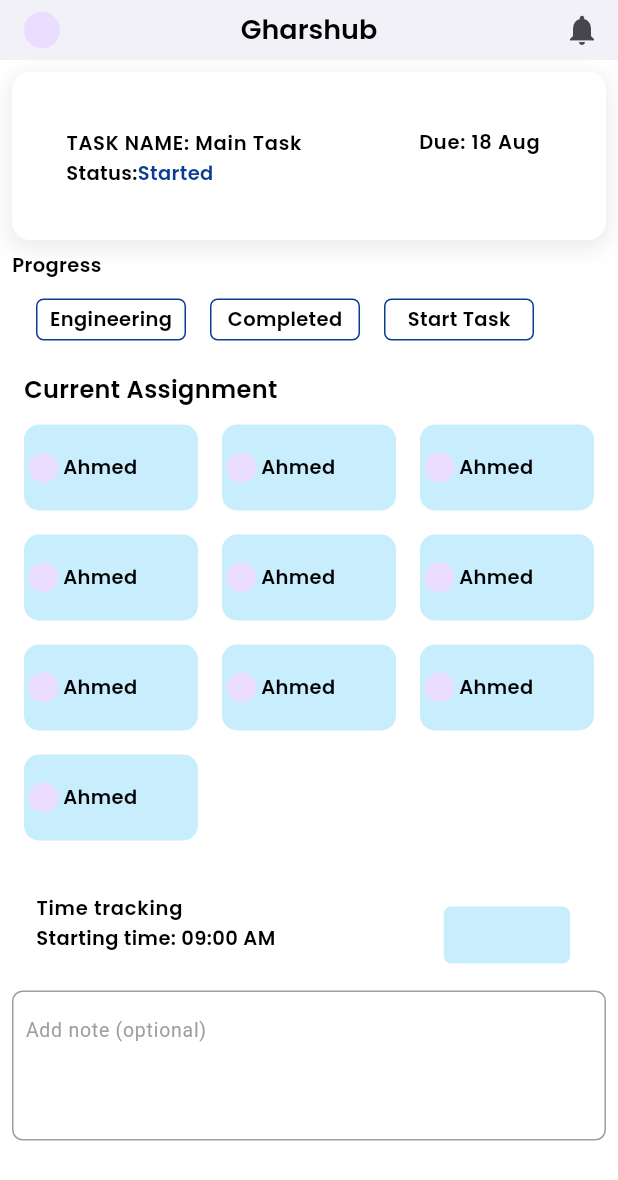
After one commit to sravansatheesh123/gharshub, a Flutter app: the TaskProgressScreen screen opened directly, on a phone screen of 412 x 824 dp. The commit adds this screen. Shown: the top 1180 px of the screen. Run offline on Flutter 3.47's test engine with Material 3 defaults, Android fonts, the phone set to English and light mode, and no system bars; our stand-ins replace app_links, file_picker, flutter_svg, get, google_fonts, image_picker and 3 more; accounts and stored records are empty.

Commit message:
progress ui

```diff
--- a/lib/custom_widgets/app_textfield.dart
+++ b/lib/custom_widgets/app_textfield.dart
@@ -12,6 +12,7 @@ class CustomTextField extends StatelessWidget {
   IconData? icon;
   Widget? suffixIcon, prefixIcon;
   bool? obscureText = false;
+  bool? isEnable = false;
   int? maxLines;
   CustomTextField({
     required this.textEditingController,
@@ -24,6 +25,7 @@ class CustomTextField extends StatelessWidget {
     this.title,
     this.prefixIcon,
     this.maxLines,
+    this.isEnable,
     super.key,
   });
 
@@ -32,12 +34,14 @@ class CustomTextField extends StatelessWidget {
     return Column(
       crossAxisAlignment: CrossAxisAlignment.start,
       children: [
-        Row(
-          children: [
-            AppText(title, fontSize: 14, color: AppColors.lightgrayColor),
-            Text("  *", style: TextStyle(color: AppColors.redColor)),
-          ],
-        ),
+        isEnable == false
+            ? Row(
+                children: [
+                  AppText(title, fontSize: 14, color: AppColors.lightgrayColor),
+                  Text("  *", style: TextStyle(color: AppColors.redColor)),
+                ],
+              )
+            : Container(),
         const SizedBox(height: 10),
         TextFormField(
           obscureText: obscureText == true ? true : false,
--- /dev/null
+++ b/lib/screen/Supervisor/task_progress/task_progress.dart
@@ -0,0 +1,147 @@
+import 'package:flutter/material.dart';
+import 'package:gharshub/core/app_colors.dart';
+import 'package:gharshub/custom_widgets/app_bar.dart';
+import 'package:gharshub/custom_widgets/app_text.dart';
+import 'package:gharshub/custom_widgets/app_textfield.dart';
+
+class TaskProgressScreen extends StatelessWidget {
+  const TaskProgressScreen({super.key});
+
+  @override
+  Widget build(BuildContext context) {
+    TextEditingController controller = TextEditingController();
+    List category = ["Engineering", "Completed", "Start Task"];
+    return Scaffold(
+      backgroundColor: AppColors.whiteColor,
+      appBar: PreferredSize(
+        preferredSize: Size.fromHeight(40),
+        child: SuperVisorAppBar(),
+      ),
+      body: SingleChildScrollView(
+        child: Padding(
+          padding: const EdgeInsets.all(8.0),
+          child: Column(
+            crossAxisAlignment: CrossAxisAlignment.start,
+            children: [
+              Container(
+                width: double.infinity,
+                padding: EdgeInsets.symmetric(horizontal: 20, vertical: 20),
+                decoration: BoxDecoration(
+                  color: AppColors.whiteColor,
+                  borderRadius: BorderRadius.circular(12),
+                  boxShadow: [
+                    BoxShadow(
+                      color: AppColors.blackColor.withOpacity(0.08),
+                      blurRadius: 12,
+                      spreadRadius: 2,
+                      offset: const Offset(0, 4),
+                    ),
+                  ],
+                ),
+                child: Column(
+                  children: [
+                    ListTile(
+                      title: AppText("TASK NAME: Main Task"),
+                      subtitle: Row(
+                        children: [
+                          AppText("Status:"),
+                          AppText("Started", color: AppColors.buttonColor),
+                        ],
+                      ),
+                      trailing: Padding(
+                        padding: const EdgeInsets.only(bottom: 18.0),
+                        child: AppText("Due: 18 Aug"),
+                      ),
+                    ),
+                  ],
+                ),
+              ),
+              SizedBox(height: 10),
+              AppText("Progress"),
+              Container(
+                height: 60,
+                child: Padding(
+                  padding: const EdgeInsets.all(8.0),
+                  child: ListView.builder(
+                    itemCount: category.length,
+                    shrinkWrap: true,
+                    scrollDirection: Axis.horizontal,
+                    physics: NeverScrollableScrollPhysics(),
+                    itemBuilder: (context, index) => Padding(
+                      padding: const EdgeInsets.all(8.0),
+                      child: Container(
+                        width: 100,
+                        height: 30,
+                        decoration: BoxDecoration(
+                          border: Border.all(color: AppColors.buttonColor),
+                          borderRadius: BorderRadius.circular(5),
+                        ),
+                        child: Center(child: AppText(category[index])),
+                      ),
+                    ),
+                  ),
+                ),
+              ),
+
+
+              Padding(
+                padding: const EdgeInsets.all(8.0),
+                child: AppText("Current Assignment", fontSize: 16),
+              ),
+              GridView.builder(
+                itemCount: 10,
+                shrinkWrap: true,
+                physics: NeverScrollableScrollPhysics(),
+                gridDelegate: SliverGridDelegateWithFixedCrossAxisCount(crossAxisCount: 3,childAspectRatio: 18/10),
+                itemBuilder: (context, index) =>
+                 Padding(
+                  padding: const EdgeInsets.all(8.0),
+                  child: Container(
+                    padding: EdgeInsets.symmetric(horizontal: 3, vertical: 3),
+                    decoration: BoxDecoration(
+                      borderRadius: BorderRadius.circular(10),
+                      color: AppColors.skyColor,
+                    ),
+                    child: Row(
+                      children: [
+                        CircleAvatar(radius: 10,),
+                        SizedBox(width: 3,),
+                        AppText("Ahmed")
+                      ],
+                    ),
+                  ),
+                ),
+              ),
+
+
+              SizedBox(height: 10),
+              ListTile(
+                title: AppText("Time tracking"),
+                subtitle: Row(
+                  children: [AppText("Starting time: "), AppText("09:00 AM")],
+                ),
+                trailing: Padding(
+                  padding: const EdgeInsets.only(top: 18.0),
+                  child: Container(
+                    decoration: BoxDecoration(
+                      borderRadius: BorderRadius.circular(5),
+                      color: AppColors.skyColor,
+                    ),
+                    padding: EdgeInsets.symmetric(horizontal: 10, vertical: 20),
+                    child: AppText("End Time", color: AppColors.buttonColor),
+                  ),
+                ),
+              ),CustomTextField(
+                isEnable: true,
+                textEditingController: controller,
+                name: "Add note (optional)",
+                isThisFieldRequired: false,
+                maxLines: 3,
+              ),
+            ],
+          ),
+        ),
+      ),
+    );
+  }
+}
```
